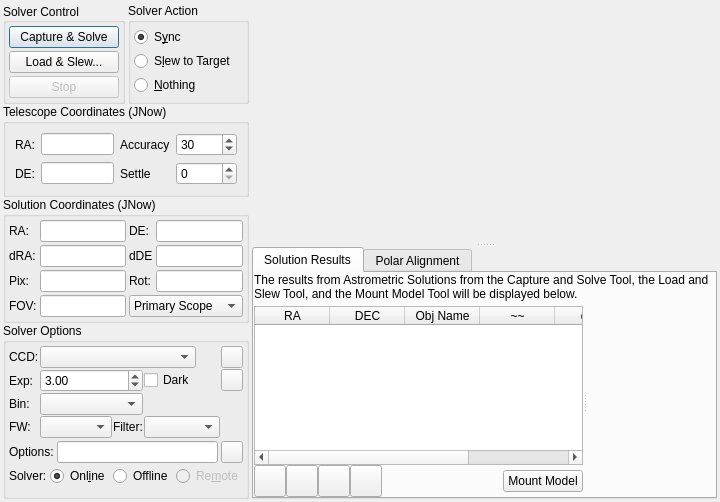
First picture: the form in kstars/ekos/align/align.ui, repository KDE/kstars, before the edit.
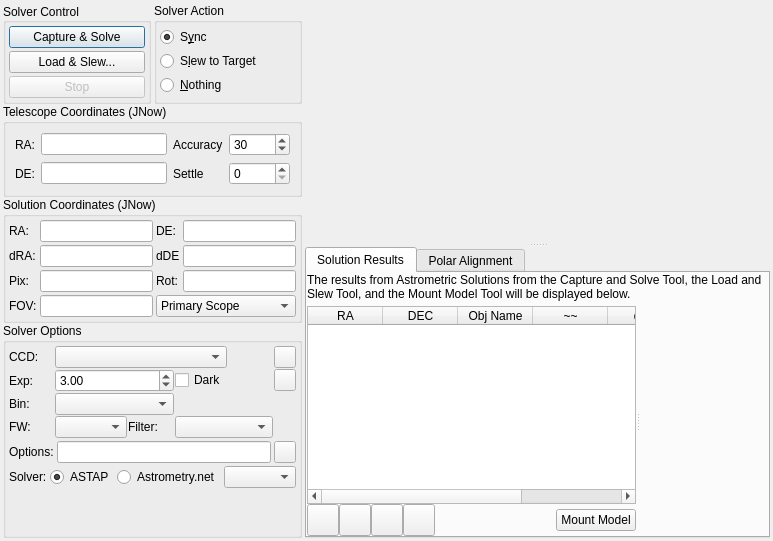
Second picture: the form after the edit. Custom widgets are drawn as their Qt base class.

Commit message: Starting work on supporting ASTAP as alternative solver

Diff of the .ui file:
```diff
--- a/kstars/ekos/align/align.ui
+++ b/kstars/ekos/align/align.ui
@@ -6,8 +6,8 @@
    <rect>
     <x>0</x>
     <y>0</y>
-    <width>636</width>
-    <height>502</height>
+    <width>694</width>
+    <height>541</height>
    </rect>
   </property>
   <layout class="QHBoxLayout" name="primaryLayout" stretch="1,3">
@@ -676,7 +676,7 @@
              <string>Use online astrometry.net solver to solve the image. You must have an Internet connection and a valid API key.</string>
             </property>
             <property name="text">
-             <string>Onl&amp;ine</string>
+             <string>ASTAP</string>
             </property>
             <property name="checked">
              <bool>true</bool>
@@ -692,7 +692,7 @@
              <string>Use offline astrometry.net solver. You must install all the necessary index files for your field of view.</string>
             </property>
             <property name="text">
-             <string>Offline</string>
+             <string>Astrometry.net</string>
             </property>
             <attribute name="buttonGroup">
              <string notr="true">solverTypeGroup</string>
@@ -700,33 +700,7 @@
            </widget>
           </item>
           <item>
-           <widget class="QRadioButton" name="remoteSolverR">
-            <property name="enabled">
-             <bool>false</bool>
-            </property>
-            <property name="toolTip">
-             <string>&lt;p&gt;Use astrometry solver on remote machine running INDI server. You must select &lt;b&gt;Astrometry&lt;/b&gt; driver from Auxiliary drivers in your Ekos devices profile for this option to be enabled.&lt;/p&gt;</string>
-            </property>
-            <property name="text">
-             <string>Re&amp;mote</string>
-            </property>
-            <attribute name="buttonGroup">
-             <string notr="true">solverTypeGroup</string>
-            </attribute>
-           </widget>
-          </item>
-          <item>
-           <spacer name="horizontalSpacer">
-            <property name="orientation">
-             <enum>Qt::Horizontal</enum>
-            </property>
-            <property name="sizeHint" stdset="0">
-             <size>
-              <width>40</width>
-              <height>20</height>
-             </size>
-            </property>
-           </spacer>
+           <widget class="QComboBox" name="astrometryTypeCombo"/>
           </item>
          </layout>
         </item>
```
Left out of the diff: 9 changed lines with no effect on the pictures. The commit also changes 13 other files.
